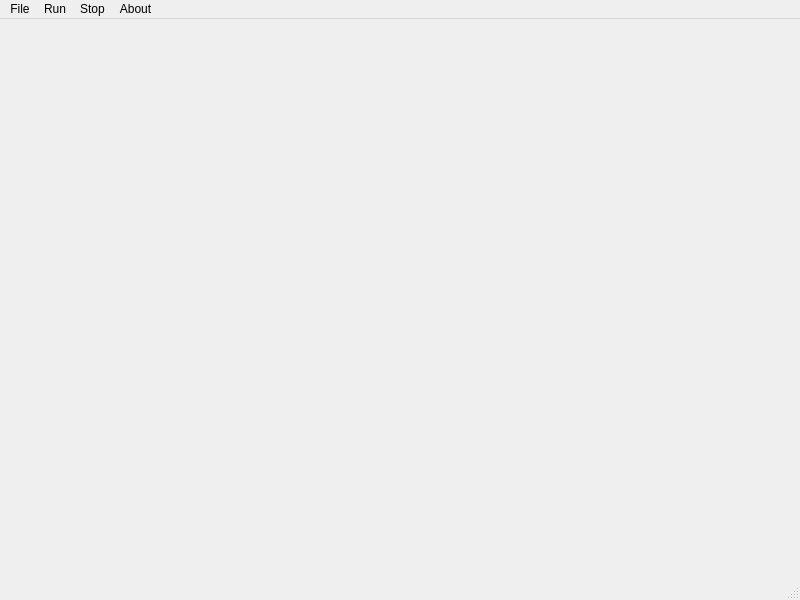
This is ui/mrMainWindow.ui in Dufeu/MR52_R-n-Game as Qt 5 draws it before an edit. The edited form follows.
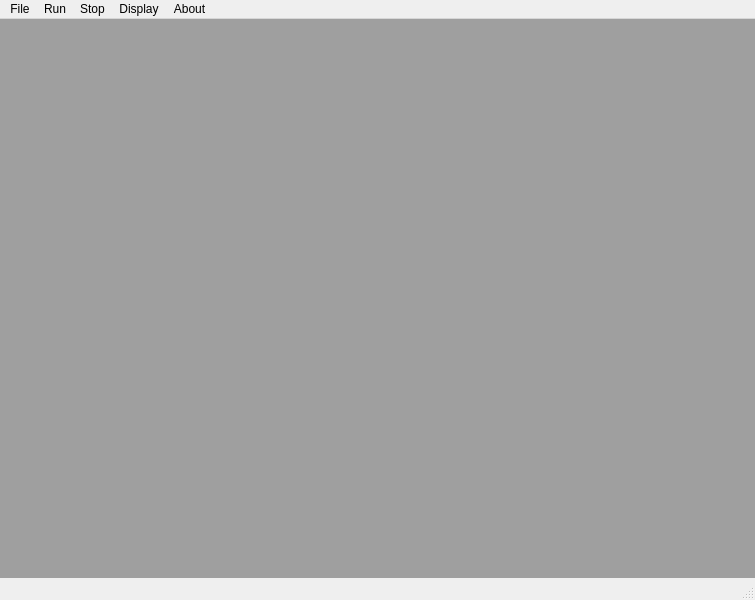
This is the edited form. Icons and pictures are not drawn.

```diff
--- a/ui/mrMainWindow.ui
+++ b/ui/mrMainWindow.ui
@@ -6,7 +6,7 @@
    <rect>
     <x>0</x>
     <y>0</y>
-    <width>800</width>
+    <width>755</width>
     <height>600</height>
    </rect>
   </property>
@@ -14,14 +14,31 @@
    <string>MainWindow</string>
   </property>
   <widget class="QWidget" name="centralwidget">
-   <layout class="QGridLayout" name="gridLayout"/>
+   <layout class="QGridLayout" name="gridLayout">
+    <property name="margin">
+     <number>0</number>
+    </property>
+    <property name="spacing">
+     <number>0</number>
+    </property>
+    <item row="0" column="0">
+     <layout class="QGridLayout" name="gridLayout_2">
+      <property name="spacing">
+       <number>0</number>
+      </property>
+      <item row="0" column="0">
+       <widget class="QMdiArea" name="mdiArea"/>
+      </item>
+     </layout>
+    </item>
+   </layout>
   </widget>
   <widget class="QMenuBar" name="menubar">
    <property name="geometry">
     <rect>
      <x>0</x>
      <y>0</y>
-     <width>800</width>
+     <width>755</width>
      <height>21</height>
     </rect>
    </property>
@@ -59,9 +76,17 @@
     <addaction name="actionAbout_Me"/>
     <addaction name="actionVersion"/>
    </widget>
+   <widget class="QMenu" name="menuDisplay">
+    <property name="title">
+     <string>Display</string>
+    </property>
+    <addaction name="actionKeyboard_Table"/>
+    <addaction name="actionMouse_Table"/>
+   </widget>
    <addaction name="menuFile"/>
    <addaction name="menuRun"/>
    <addaction name="menuStop"/>
+   <addaction name="menuDisplay"/>
    <addaction name="menuAbout"/>
   </widget>
   <widget class="QStatusBar" name="statusbar"/>
```
Left out of the diff: 28 changed lines with no effect on the pictures.
